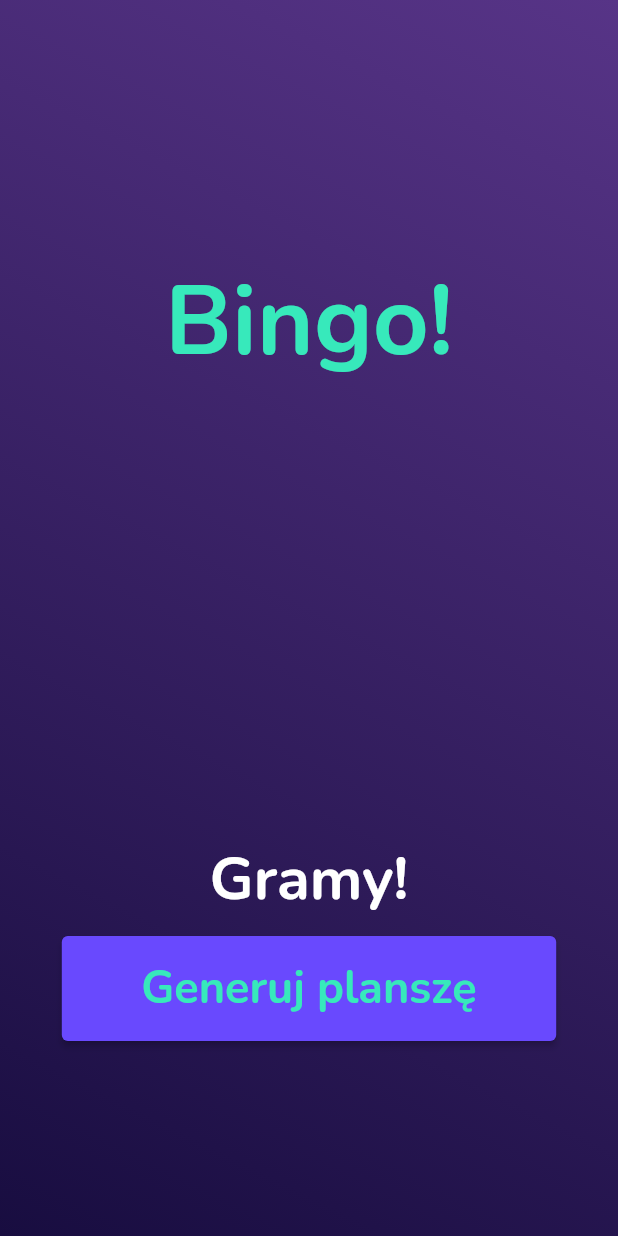
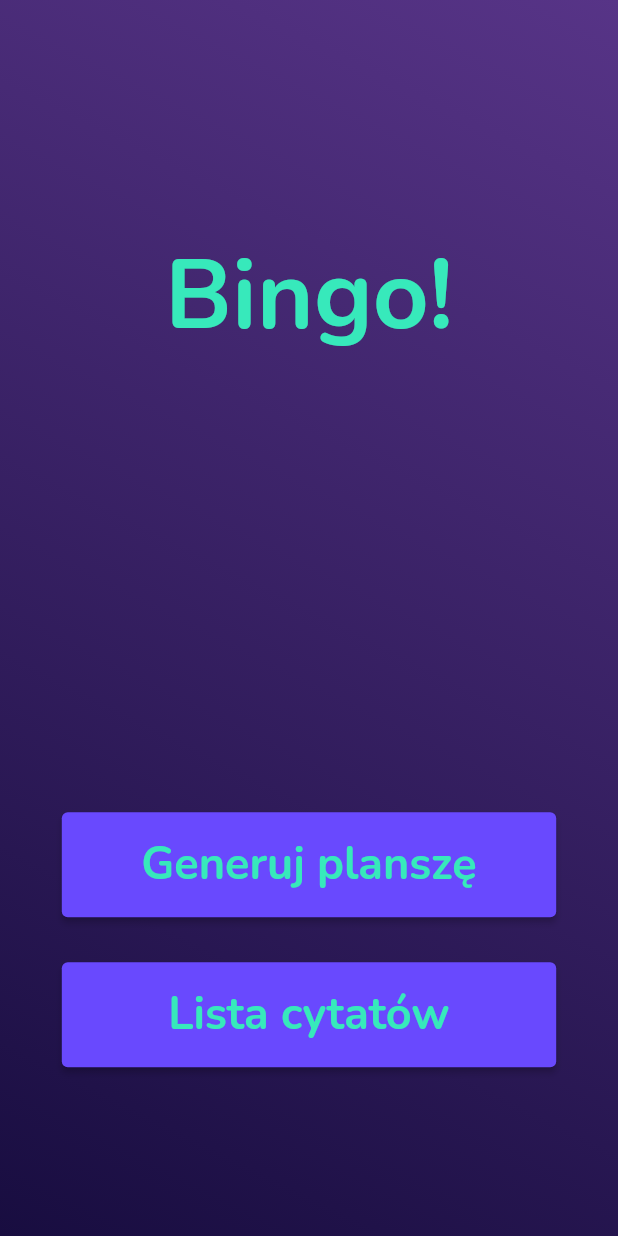
Before and after one commit to milordmariusz/Bingo, a Flutter app: the screen it shows after launch, on a phone screen of 412 x 824 dp. Run offline on Flutter 3.47's test engine with Material 2 defaults, Android fonts, the phone set to English and light mode, and no system bars; our stand-ins replace cool_alert, get_storage, google_fonts, shared_preferences.

```diff
--- a/lib/bingo_page.dart
+++ b/lib/bingo_page.dart
@@ -1,11 +1,12 @@
+import 'dart:io';
+import 'package:flutter/services.dart' show rootBundle;
 import 'package:bingo/app_colors.dart';
 import 'package:bingo/quotes.dart';
 import 'package:cool_alert/cool_alert.dart';
 import 'package:flutter/material.dart';
 import 'package:flutter/services.dart';
 import 'package:google_fonts/google_fonts.dart';
-
-Quotes qu = Quotes();
+import 'landing_page.dart';
 
 class BingoPage extends StatefulWidget {
   const BingoPage({Key? key}) : super(key: key);
--- a/lib/landing_page.dart
+++ b/lib/landing_page.dart
@@ -1,9 +1,13 @@
 import 'package:bingo/bingo_page.dart';
+import 'package:bingo/quote_list.dart';
+import 'package:bingo/quotes.dart';
 import 'package:flutter/cupertino.dart';
 import 'package:flutter/material.dart';
 import 'package:bingo/app_colors.dart';
 import 'package:google_fonts/google_fonts.dart';
 import 'package:bingo/bingo_page.dart';
+
+Quotes qu = Quotes();
 
 class LandingPage extends StatelessWidget {
   const LandingPage({Key? key}) : super(key: key);
@@ -37,14 +41,6 @@ class LandingPage extends StatelessWidget {
                   fontWeight: FontWeight.bold),
             ),
             SizedBox(height: 300),
-            Text(
-              'Gramy!',
-              style: GoogleFonts.nunito(
-                  color: Colors.white,
-                  fontSize: 40,
-                  fontWeight: FontWeight.bold),
-            ),
-            SizedBox(height: 10),
             Container(
               width: size.width * 0.8,
               height: 70,
@@ -69,6 +65,32 @@ class LandingPage extends StatelessWidget {
                   );
                 },
               ),
+            ),
+            SizedBox(height: 30),
+            Container(
+              width: size.width * 0.8,
+              height: 70,
+              child: ElevatedButton(
+                style: ElevatedButton.styleFrom(
+                  primary: AppColors.buttonColor,
+                  onPrimary: AppColors.selectedColor,
+                ),
+                child: Text(
+                  'Lista cytatów',
+                  style: GoogleFonts.nunito(
+                    fontSize: 30,
+                    fontWeight: FontWeight.bold,
+                  ),
+                ),
+                onPressed: () {
+                  Navigator.push(
+                    context,
+                    MaterialPageRoute(
+                      builder: (context) => QuoteList(),
+                    ),
+                  );
+                },
+              ),
             )
           ],
         ),
--- a/lib/main.dart
+++ b/lib/main.dart
@@ -1,8 +1,13 @@
+import 'dart:io';
+
 import 'package:flutter/material.dart';
 import 'package:flutter/services.dart';
+import 'package:get_storage/get_storage.dart';
 import 'landing_page.dart';
 
-void main() {
+void main()async{
+
+  await GetStorage.init();
   WidgetsFlutterBinding.ensureInitialized();
 
   SystemChrome.setPreferredOrientations([DeviceOrientation.portraitUp])
@@ -16,7 +21,7 @@ class MyApp extends StatelessWidget {
   Widget build(BuildContext context){
     return MaterialApp(
       debugShowCheckedModeBanner: false,
-      title: 'Flutter Demo',
+      title: 'Bingo',
       theme: ThemeData(
         primarySwatch: Colors.blue,
       ),
```
Also changed, not shown: lib/quote_list.dart (added, +80 -0 lines), lib/quotes.dart (+13 -2 lines), lib/quotes.txt (added, +23 -0 lines), pubspec.yaml (+5 -2 lines), pubspec.lock.
